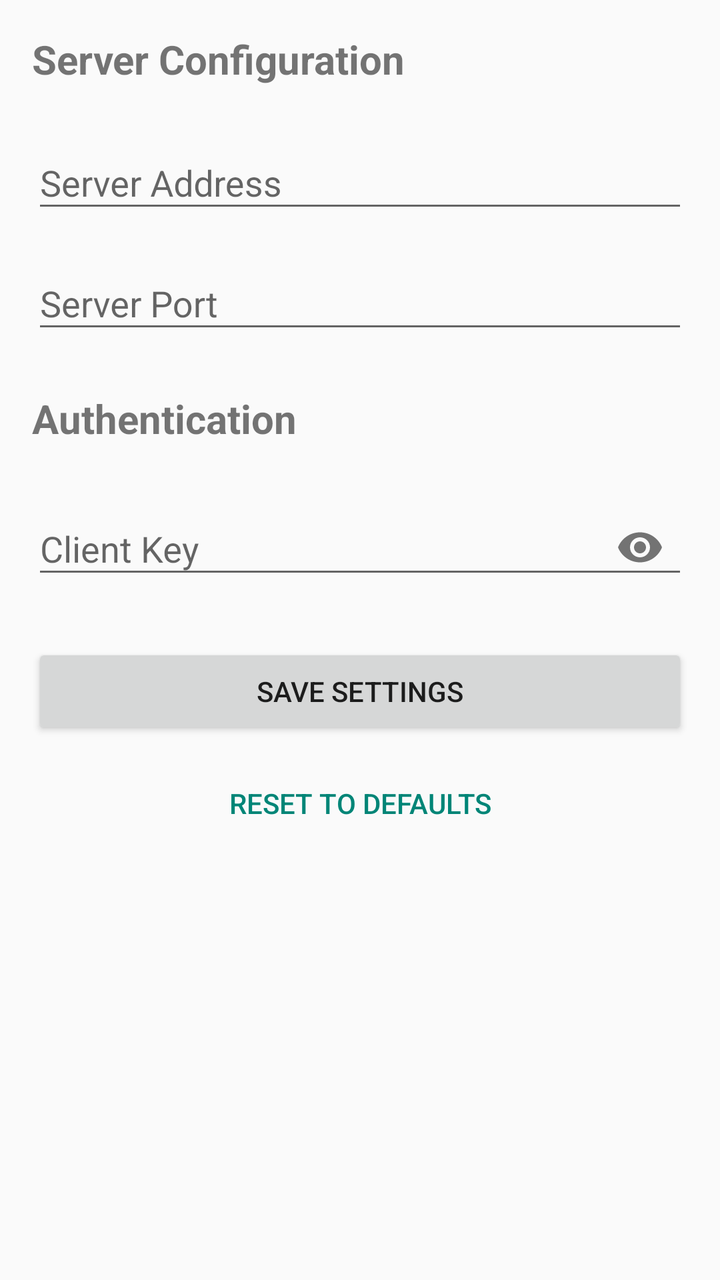
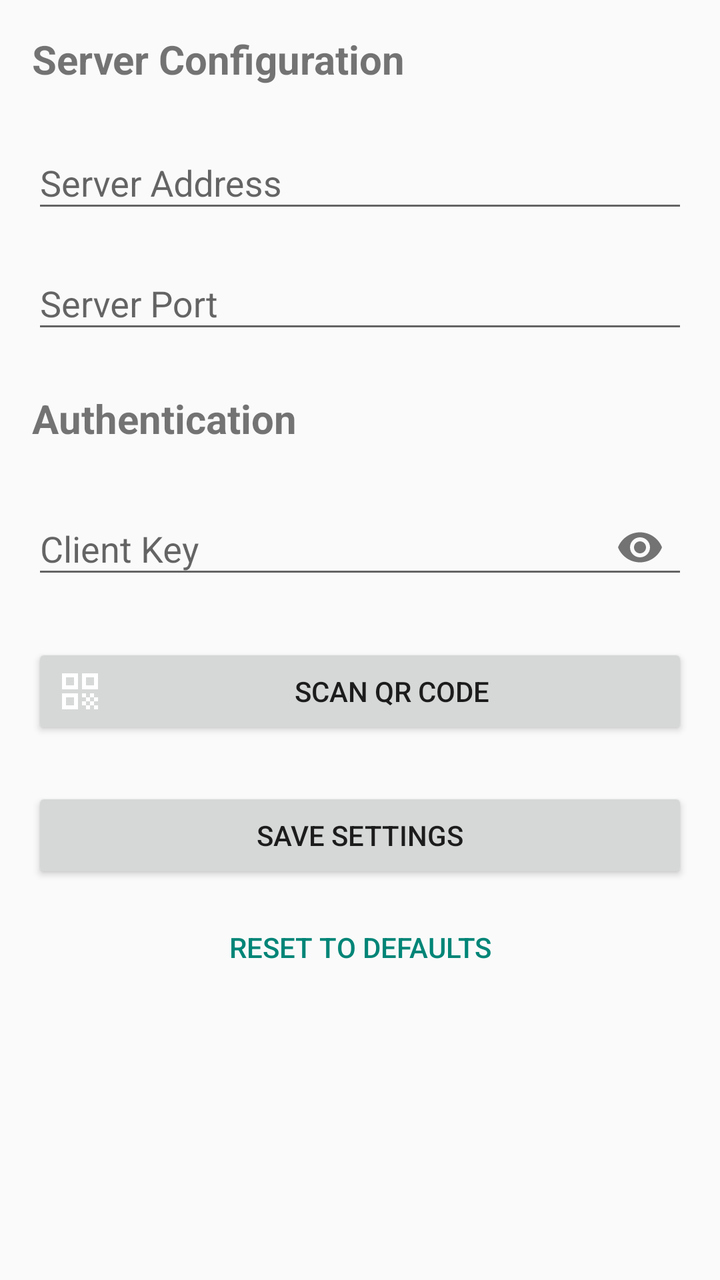

Before-and-after screenshots of an Android layout around one commit, followed by the original layout XML and the change that was made.
<!-- AndroidManifest.xml: application theme Theme.AppCompat.DayNight.DarkActionBar -->
<!-- res/layout/activity_settings.xml -->
<?xml version="1.0" encoding="utf-8"?>
<ScrollView xmlns:android="http://schemas.android.com/apk/res/android"
    xmlns:app="http://schemas.android.com/apk/res-auto"
    android:layout_width="match_parent"
    android:layout_height="match_parent">

    <LinearLayout
        android:layout_width="match_parent"
        android:layout_height="wrap_content"
        android:orientation="vertical"
        android:padding="16dp">

        <TextView
            android:layout_width="match_parent"
            android:layout_height="wrap_content"
            android:text="Server Configuration"
            android:textSize="20sp"
            android:textStyle="bold"
            android:layout_marginBottom="16dp" />

        <com.google.android.material.textfield.TextInputLayout
            android:layout_width="match_parent"
            android:layout_height="wrap_content"
            android:layout_marginBottom="8dp"
            android:hint="Server Address">

            <com.google.android.material.textfield.TextInputEditText
                android:id="@+id/serverAddressInput"
                android:layout_width="match_parent"
                android:layout_height="wrap_content"
                android:inputType="text" />
        </com.google.android.material.textfield.TextInputLayout>

        <com.google.android.material.textfield.TextInputLayout
            android:layout_width="match_parent"
            android:layout_height="wrap_content"
            android:layout_marginBottom="8dp"
            android:hint="Server Port">

            <com.google.android.material.textfield.TextInputEditText
                android:id="@+id/serverPortInput"
                android:layout_width="match_parent"
                android:layout_height="wrap_content"
                android:inputType="number" />
        </com.google.android.material.textfield.TextInputLayout>

        <TextView
            android:layout_width="match_parent"
            android:layout_height="wrap_content"
            android:text="Authentication"
            android:textSize="20sp"
            android:textStyle="bold"
            android:layout_marginTop="16dp"
            android:layout_marginBottom="16dp" />

        <com.google.android.material.textfield.TextInputLayout
            android:layout_width="match_parent"
            android:layout_height="wrap_content"
            android:layout_marginBottom="8dp"
            android:hint="Client Key"
            app:endIconMode="password_toggle">

            <com.google.android.material.textfield.TextInputEditText
                android:id="@+id/clientKeyInput"
                android:layout_width="match_parent"
                android:layout_height="wrap_content"
                android:inputType="textPassword" />
        </com.google.android.material.textfield.TextInputLayout>

        <Button
            android:id="@+id/saveSettingsButton"
            android:layout_width="match_parent"
            android:layout_height="wrap_content"
            android:text="Save Settings"
            android:layout_marginTop="16dp" />

        <Button
            android:id="@+id/resetSettingsButton"
            android:layout_width="match_parent"
            android:layout_height="wrap_content"
            android:text="Reset to Defaults"
            android:layout_marginTop="8dp" 
            style="@style/Widget.AppCompat.Button.Borderless.Colored" />

    </LinearLayout>
</ScrollView>
<!-- resources referenced by this layout -->
<resources>

</resources>

<!-- the commit's change to res/layout/activity_settings.xml (unified diff, before → after) -->
@@ -67,6 +67,18 @@
                 android:inputType="textPassword" />
         </com.google.android.material.textfield.TextInputLayout>
 
+        
+        <Button
+            android:id="@+id/scanQrButton"
+            style="?attr/materialButtonOutlinedStyle"
+            android:layout_width="match_parent"
+            android:layout_height="wrap_content"
+            android:layout_marginTop="16dp"
+            android:layout_marginBottom="8dp"
+            android:text="@string/scan_qr_code_button"
+            android:drawableLeft="@drawable/ic_qr_scan"
+            android:drawablePadding="8dp" />
+
         <Button
             android:id="@+id/saveSettingsButton"
             android:layout_width="match_parent"
<!-- resource entries referenced after the edit -->
@@ -1,5 +1,45 @@
 <!-- resources referenced by this layout -->
 <resources>
-
+  <!-- drawable ic_qr_scan (drawable) -->
+  <vector xmlns:android="http://schemas.android.com/apk/res/android"
+      android:width="24dp"
+      android:height="24dp"
+      android:viewportWidth="24"
+      android:viewportHeight="24">
+      <path
+          android:fillColor="@android:color/white"
+          android:pathData="M3,11h8V3H3V11zM5,5h4v4H5V5z"/>
+      <path
+          android:fillColor="@android:color/white"
+          android:pathData="M3,21h8v-8H3V21zM5,15h4v4H5V15z"/>
+      <path
+          android:fillColor="@android:color/white"
+          android:pathData="M13,3v8h8V3H13zM19,9h-4V5h4V9z"/>
+      <path
+          android:fillColor="@android:color/white"
+          android:pathData="M19,19h2v2h-2z"/>
+      <path
+          android:fillColor="@android:color/white"
+          android:pathData="M13,13h2v2h-2z"/>
+      <path
+          android:fillColor="@android:color/white"
+          android:pathData="M15,15h2v2h-2z"/>
+      <path
+          android:fillColor="@android:color/white"
+          android:pathData="M13,17h2v2h-2z"/>
+      <path
+          android:fillColor="@android:color/white"
+          android:pathData="M15,19h2v2h-2z"/>
+      <path
+          android:fillColor="@android:color/white"
+          android:pathData="M17,17h2v2h-2z"/>
+      <path
+          android:fillColor="@android:color/white"
+          android:pathData="M17,13h2v2h-2z"/>
+      <path
+          android:fillColor="@android:color/white"
+          android:pathData="M19,15h2v2h-2z"/>
+  </vector>
+  <string name="scan_qr_code_button">Scan QR Code</string>
 </resources>
 
